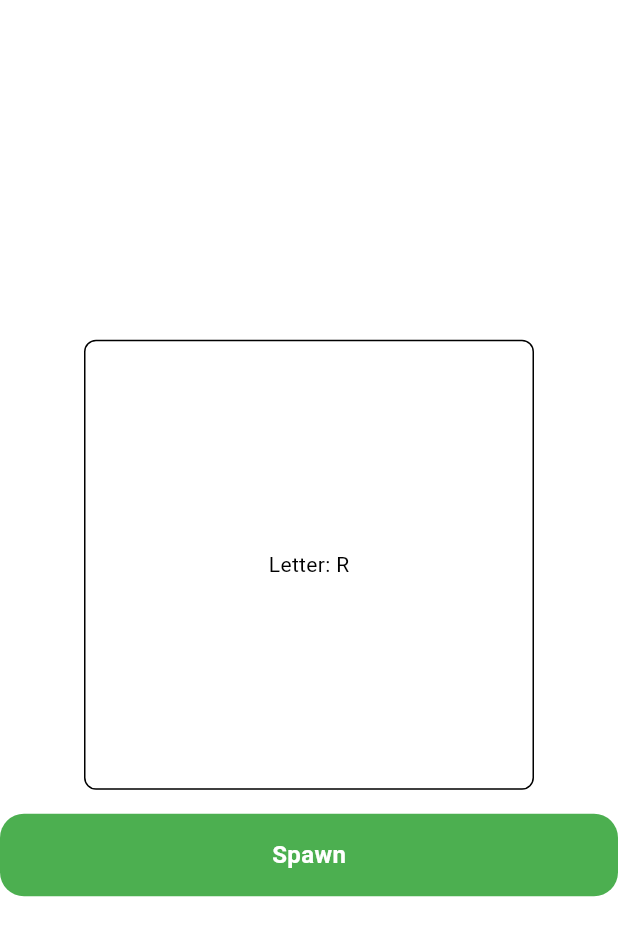
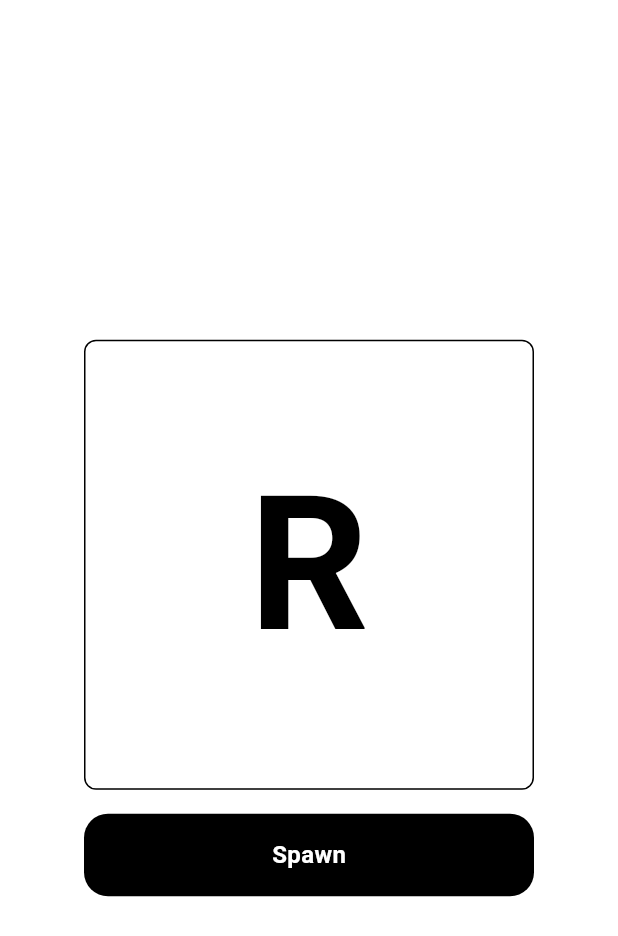
Before and after one commit to Tristaaaaan/letterchase, a Flutter app: the screen it shows after launch, on a phone screen of 412 x 824 dp. Shown: the top 936 px of the screen. Run offline on Flutter 3.47's test engine with Material 3 defaults, Android fonts, the phone set to English and light mode, and no system bars; our stand-ins replace flutter_riverpod, freezed_annotation, go_router.

Commit message:
feature: redesign spawn screen

```diff
--- a/lib/feature/spawn/presentation/widgets/spawn_container.dart
+++ b/lib/feature/spawn/presentation/widgets/spawn_container.dart
@@ -27,9 +27,23 @@ class SpawnContainer extends ConsumerWidget {
           child: Center(
             child: spawnState.when(
               empty: () => const Text('Nothing'),
-              initial: () => const CircularProgressIndicator(),
-              loading: () => const CircularProgressIndicator(),
-              loaded: (spawnData) => Text('Letter: ${spawnData?.letter ?? ""}'),
+              initial:
+                  () => CircularProgressIndicator(
+                    color: Theme.of(context).colorScheme.inversePrimary,
+                  ),
+              loading:
+                  () => CircularProgressIndicator(
+                    color: Theme.of(context).colorScheme.inversePrimary,
+                  ),
+              loaded:
+                  (spawnData) => Text(
+                    spawnData!.letter,
+                    textAlign: TextAlign.center,
+                    style: const TextStyle(
+                      fontSize: 125,
+                      fontWeight: FontWeight.bold,
+                    ),
+                  ),
               error: (e) => Text(e),
             ),
           ),
@@ -38,10 +52,10 @@ class SpawnContainer extends ConsumerWidget {
 
         RegularButton(
           text: "Spawn",
-          backgroundColor: Colors.green,
-          textColor: Colors.white,
+          backgroundColor: Theme.of(context).colorScheme.inversePrimary,
+          textColor: Theme.of(context).colorScheme.surface,
           buttonKey: "spawnButton",
-          width: double.infinity,
+          width: 300,
           onTap: () async {
             final isLoading = ref.read(regularButtonLoadingProvider.notifier);
 
```
